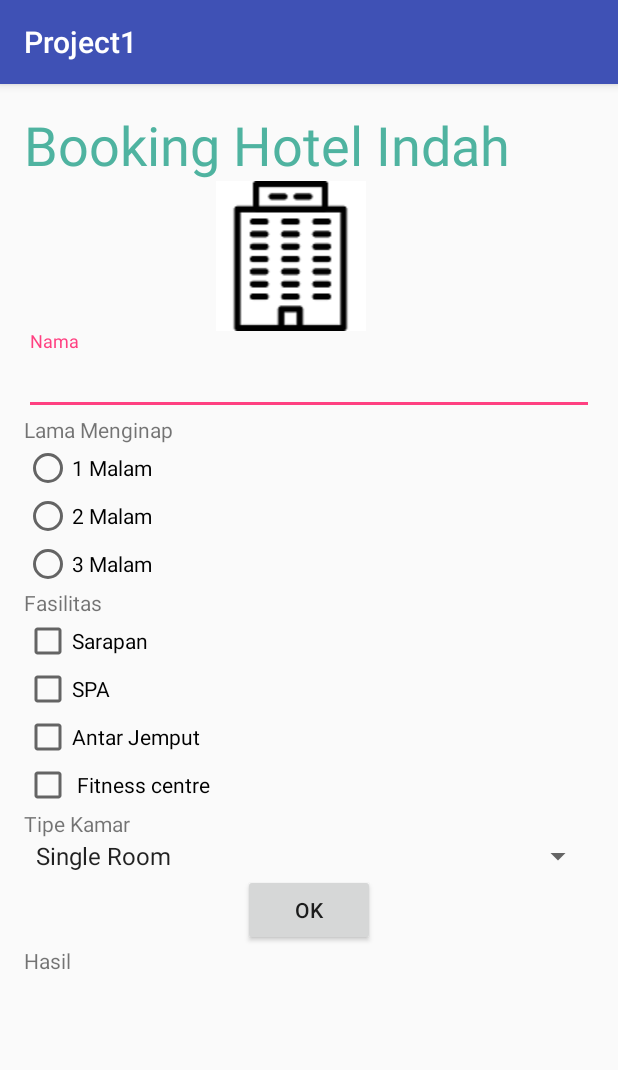
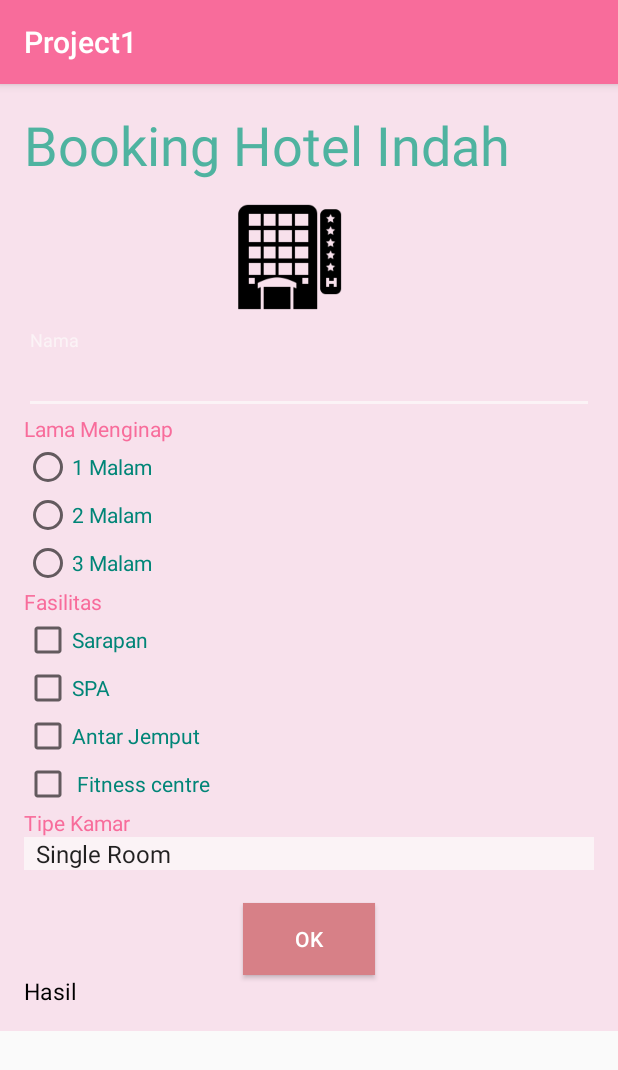
Before and after one commit to qurrotulayun/Project1, an Android app: the screen it shows after launch (MainActivity), on a phone screen of 412 x 824 dp. Shown: the top 1070 px of the screen. Run offline under Robolectric (Android 15) with nearby library versions, the phone set to English and light mode, and no system bars.

Commit message:
Memperbaiki tampilan dengan mengganti warna teks dan warna background

```diff
--- a/app/src/main/java/id/sch/smktelkom_mlg/tugas01/xirpl6030/project1/MainActivity.java
+++ b/app/src/main/java/id/sch/smktelkom_mlg/tugas01/xirpl6030/project1/MainActivity.java
@@ -49,7 +49,7 @@ public class MainActivity extends AppCompatActivity {
 
         String nama = etNama.getText().toString();
         String hasil = null;
-        String cb = "Anda Memilih Fasilitas : \n   ";
+        String cb = "Anda Memilih Fasilitas : \n";
 
         if (rb1.isChecked()) {
             hasil = rb1.getText().toString();
@@ -59,13 +59,13 @@ public class MainActivity extends AppCompatActivity {
             hasil = rb3.getText().toString();
         }
 
-        if (cbSp.isChecked()) cb += cbSp.getText() + "\n   ";
-        if (cbSpa.isChecked()) cb += cbSpa.getText() + "\n   ";
-        if (cbAj.isChecked()) cb += cbAj.getText() + "\n  ";
-        if (cbFc.isChecked()) cb += cbFc.getText();
+        if (cbSp.isChecked()) cb += cbSp.getText() + "   \n";
+        if (cbSpa.isChecked()) cb += cbSpa.getText() + "   \n";
+        if (cbAj.isChecked()) cb += cbAj.getText() + "   \n";
+        if (cbFc.isChecked()) cb += cbFc.getText() + ("   \n");
 
         tvHasil.setText("Anda bernama " + nama + " \nAnda memesan kamar untuk " + hasil
-                + "\n" + cb + "\nAnda Memilih tipe kamar " + spJenis.getSelectedItem().toString());
+                + "\n" + cb + "Anda Memilih tipe kamar " + spJenis.getSelectedItem().toString());
 
 
     }
--- a/app/src/main/res/layout/activity_main.xml
+++ b/app/src/main/res/layout/activity_main.xml
@@ -7,17 +7,18 @@
     xmlns:tools="http://schemas.android.com/tools"
     android:layout_width="match_parent"
     android:layout_height="match_parent"
+        android:background="#f8e1ec"
         android:orientation="vertical"
     android:paddingBottom="@dimen/activity_vertical_margin"
     android:paddingLeft="@dimen/activity_horizontal_margin"
     android:paddingRight="@dimen/activity_horizontal_margin"
-    android:paddingTop="@dimen/activity_vertical_margin"
+        android:paddingTop="@dimen/activity_vertical_margin"
         android:weightSum="1"
-    tools:context="id.sch.smktelkom_mlg.tugas01.xirpl6030.project1.MainActivity">
+        tools:context="id.sch.smktelkom_mlg.tugas01.xirpl6030.project1.MainActivity">
 
         <TextView
             android:id="@+id/textView5"
-            android:layout_width="341dp"
+            android:layout_width="352dp"
             android:layout_height="wrap_content"
             android:text="Booking Hotel Indah"
             android:textAppearance="?android:attr/textAppearanceLarge"
@@ -26,9 +27,10 @@
 
         <ImageView
             android:id="@+id/imageView"
-            android:layout_width="355dp"
-            android:layout_height="wrap_content"
-            android:src="@drawable/hootel" />
+            android:layout_width="347dp"
+            android:layout_height="99dp"
+            android:layout_weight="0.25"
+            android:src="@drawable/hooo" />
 
         <android.support.design.widget.TextInputLayout
             android:layout_width="match_parent"
@@ -46,7 +48,8 @@
             android:id="@+id/textView"
             android:layout_width="wrap_content"
             android:layout_height="wrap_content"
-            android:text="Lama Menginap" />
+            android:text="Lama Menginap"
+            android:textColor="@color/colorPrimary" />
 
         <RadioGroup
             android:layout_width="wrap_content"
@@ -57,80 +60,97 @@
                 android:layout_width="wrap_content"
                 android:layout_height="wrap_content"
                 android:checked="false"
-                android:text="1 Malam" />
+                android:text="1 Malam"
+                android:textColor="@color/accent_material_light" />
 
             <RadioButton
                 android:id="@+id/radioButton2mlm"
                 android:layout_width="wrap_content"
                 android:layout_height="wrap_content"
                 android:checked="false"
-                android:text="2 Malam" />
+                android:text="2 Malam"
+                android:textColor="@color/accent_material_light" />
 
             <RadioButton
                 android:id="@+id/radioButton3mlm"
                 android:layout_width="wrap_content"
                 android:layout_height="wrap_content"
                 android:checked="false"
-                android:text="3 Malam" />
+                android:text="3 Malam"
+                android:textColor="@color/accent_material_light" />
         </RadioGroup>
 
     <TextView
         android:id="@+id/textViewFasilitas"
         android:layout_width="wrap_content"
         android:layout_height="wrap_content"
-        android:text="Fasilitas" />
+        android:text="Fasilitas"
+        android:textColor="@color/colorPrimary" />
 
         <CheckBox
             android:id="@+id/checkBoxSarapan"
             android:layout_width="wrap_content"
             android:layout_height="wrap_content"
             android:checked="false"
-            android:text="Sarapan" />
+            android:text="Sarapan"
+            android:textColor="@color/accent_material_light" />
 
         <CheckBox
             android:id="@+id/checkBoxSPA"
             android:layout_width="wrap_content"
             android:layout_height="wrap_content"
             android:checked="false"
-            android:text="SPA" />
+            android:text="SPA"
+            android:textColor="@color/accent_material_light" />
 
         <CheckBox
             android:id="@+id/checkBoxAJ"
             android:layout_width="wrap_content"
             android:layout_height="wrap_content"
             android:checked="false"
-            android:text="Antar Jemput" />
+            android:text="Antar Jemput"
+            android:textColor="@color/accent_material_light" />
 
         <CheckBox
             android:id="@+id/checkBoxFC"
             android:layout_width="wrap_content"
             android:layout_height="wrap_content"
             android:checked="false"
-            android:text=" Fitness centre" />
+            android:text=" Fitness centre"
+            android:textColor="@color/accent_material_light" />
 
         <TextView
             android:id="@+id/textView3"
             android:layout_width="wrap_content"
             android:layout_height="wrap_content"
-            android:text="Tipe Kamar" />
+            android:text="Tipe Kamar"
+            android:textColor="@color/colorPrimary" />
 
         <Spinner
             android:id="@+id/spinnerJenis"
             android:layout_width="match_parent"
             android:layout_height="wrap_content"
-            android:entries="@array/jenis" />
+            android:layout_marginBottom="12dp"
+            android:background="@color/colorAccent"
+            android:entries="@array/jenis"
+            android:transitionGroup="false" />
 
         <Button
             android:id="@+id/buttonOk"
             android:layout_width="wrap_content"
             android:layout_height="wrap_content"
             android:layout_gravity="center_horizontal"
-            android:text="OK" />
+            android:layout_marginTop="10dp"
+            android:background="#d78087"
+            android:text="OK"
+            android:textColor="#ffffff" />
 
         <TextView
             android:id="@+id/textViewHasil"
             android:layout_width="wrap_content"
             android:layout_height="wrap_content"
-            android:text="Hasil" />
+            android:text="Hasil"
+            android:textColor="#000000"
+            android:textSize="15dp" />
     </LinearLayout>
 </ScrollView>
--- a/app/src/main/res/values/colors.xml
+++ b/app/src/main/res/values/colors.xml
@@ -1,6 +1,6 @@
 <?xml version="1.0" encoding="utf-8"?>
 <resources>
-    <color name="colorPrimary">#3F51B5</color>
+    <color name="colorPrimary">#f86c9b</color>
     <color name="colorPrimaryDark">#303F9F</color>
-    <color name="colorAccent">#FF4081</color>
+    <color name="colorAccent">#fbf3f6</color>
 </resources>
```
Also changed, not shown: app/src/main/res/drawable/hooo.png (added), app/src/main/res/drawable/hootel.png (deleted).
